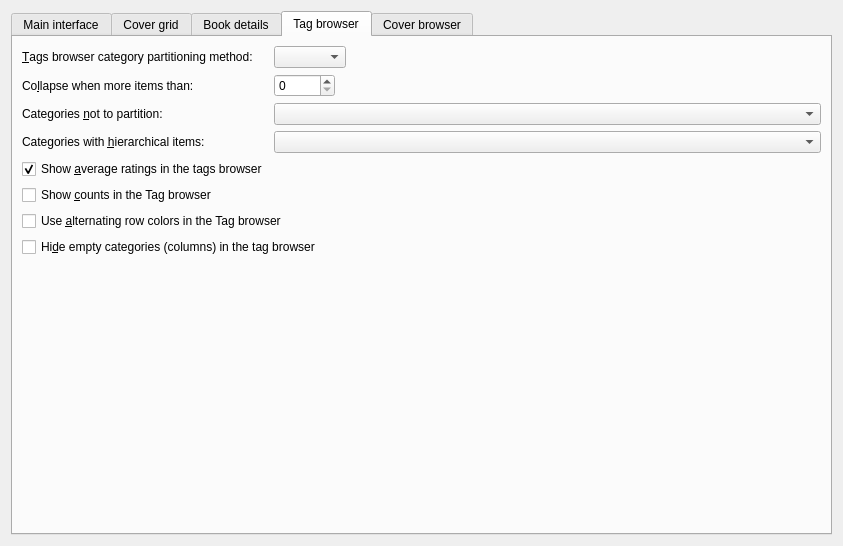
This is src/calibre/gui2/preferences/look_feel.ui in kovidgoyal/calibre as Qt 5 draws it before an edit. The edited form follows.
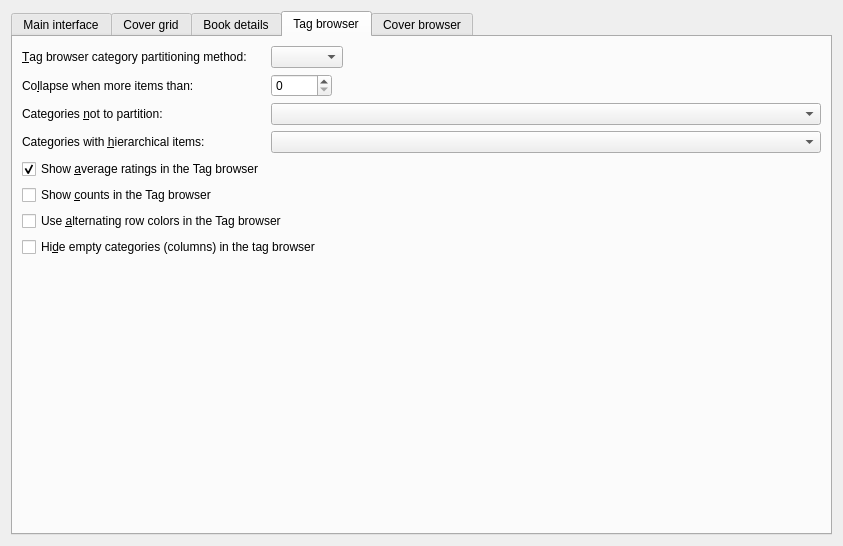
This is the edited form. The open tabs and pages were chosen to show the change. Icons and pictures are not drawn. Custom widgets are drawn as their Qt base class.

What changed in the file:
```diff
--- a/src/calibre/gui2/preferences/look_feel.ui
+++ b/src/calibre/gui2/preferences/look_feel.ui
@@ -939,7 +939,7 @@
        <item row="1" column="0">
         <widget class="QLabel" name="label_9">
          <property name="text">
-          <string>&amp;Tags browser category partitioning method:</string>
+          <string>&amp;Tag browser category partitioning method:</string>
          </property>
          <property name="buddy">
           <cstring>opt_tags_browser_partition_method</cstring>
@@ -949,7 +949,7 @@
        <item row="6" column="0">
         <widget class="QCheckBox" name="opt_show_avg_rating">
          <property name="text">
-          <string>Show &amp;average ratings in the tags browser</string>
+          <string>Show &amp;average ratings in the Tag browser</string>
          </property>
          <property name="checked">
           <bool>true</bool>
```
